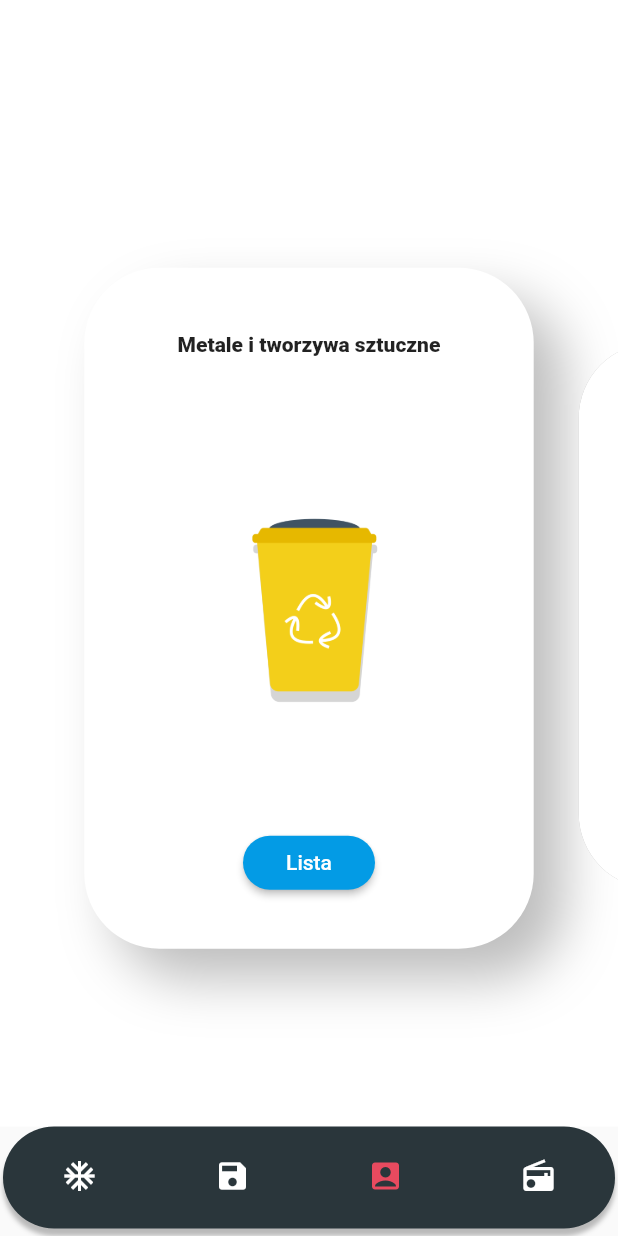
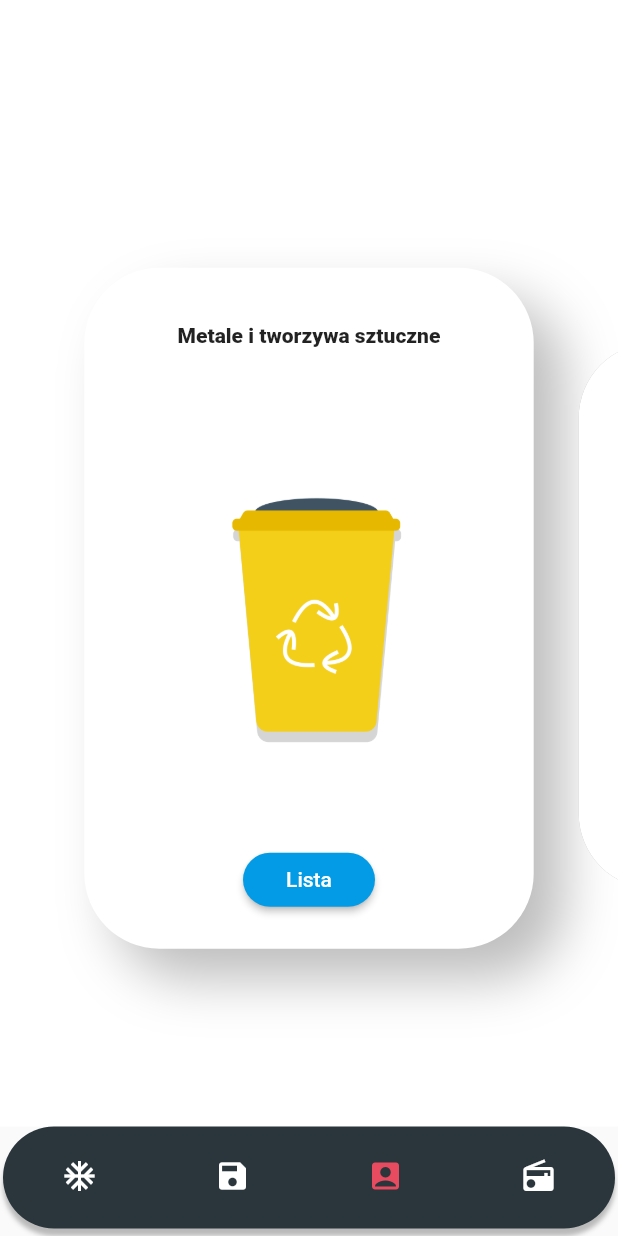
Before and after one commit to ciakarellas/recycling_app, a Flutter app: the screen it shows after launch, item 3 of the bottom bar chosen, on a phone screen of 412 x 824 dp. Run offline on Flutter 3.47's test engine with Material 2 defaults, Android fonts, the phone set to English and light mode, and no system bars.

Commit message:
some changes

```diff
--- a/lib/Widget/carousel_page.dart
+++ b/lib/Widget/carousel_page.dart
@@ -18,7 +18,7 @@ class PageCarousel extends StatelessWidget{
     final double bottom = active ? 60 : 100;
     final double blur = active ? 30 : 0;
     final double offset = active ? 20 : 0;
-    final double imageHeight = active ? 2.3 : 3.0;
+    final double imageHeight = active ? 1.7 : 3.0;
     final double deviceSize = MediaQuery.of(context).size.width;
 
 
@@ -42,7 +42,7 @@ class PageCarousel extends StatelessWidget{
           mainAxisAlignment: MainAxisAlignment.spaceAround,
           children: <Widget>[
             Padding(
-              padding: EdgeInsets.fromLTRB(0, 15, 0, 0),
+              padding: EdgeInsets.fromLTRB(0, 20, 0, 0),
               child: Text(dataItem['name'], style: TextStyle(fontWeight: FontWeight.w900),),
             ),
             Padding(
```
